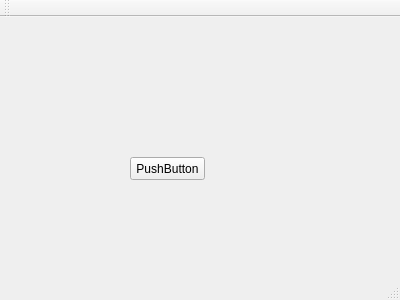
The window that mainwindow.ui (adambacke/LagerhanteringsSystem) describes before a commit, drawn with Qt 5.
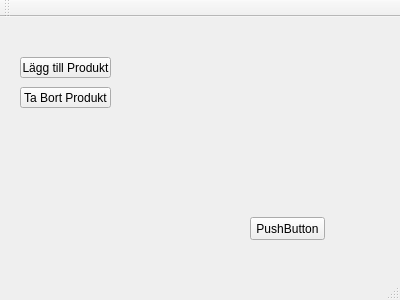
The same window after the commit.

```diff
--- a/mainwindow.ui
+++ b/mainwindow.ui
@@ -17,8 +17,8 @@
    <widget class="QPushButton" name="pushButton">
     <property name="geometry">
      <rect>
-      <x>130</x>
-      <y>140</y>
+      <x>250</x>
+      <y>200</y>
       <width>75</width>
       <height>23</height>
      </rect>
@@ -27,6 +27,32 @@
      <string>PushButton</string>
     </property>
    </widget>
+   <widget class="QPushButton" name="addProduct">
+    <property name="geometry">
+     <rect>
+      <x>20</x>
+      <y>40</y>
+      <width>91</width>
+      <height>21</height>
+     </rect>
+    </property>
+    <property name="text">
+     <string>Lägg till Produkt</string>
+    </property>
+   </widget>
+   <widget class="QPushButton" name="removeProduct">
+    <property name="geometry">
+     <rect>
+      <x>20</x>
+      <y>70</y>
+      <width>91</width>
+      <height>21</height>
+     </rect>
+    </property>
+    <property name="text">
+     <string>Ta Bort Produkt</string>
+    </property>
+   </widget>
   </widget>
   <widget class="QMenuBar" name="menuBar">
    <property name="geometry">
```
